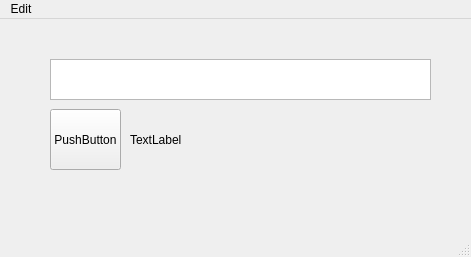
This is lib/cryptoAlarmUI1.ui in phanlinh86/cryptoAlarm as Qt 5 draws it before an edit. The edited form follows.
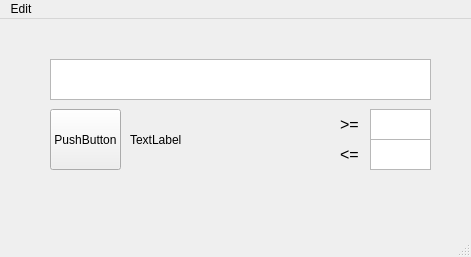
This is the edited form.

Commit message: Add frontend UI textbox to set greater and lower threshold for alarm

Patch:
```diff
--- a/lib/cryptoAlarmUI1.ui
+++ b/lib/cryptoAlarmUI1.ui
@@ -32,7 +32,7 @@
      <rect>
       <x>130</x>
       <y>90</y>
-      <width>301</width>
+      <width>191</width>
       <height>61</height>
      </rect>
     </property>
@@ -60,6 +60,86 @@
      <enum>Qt::RightToLeft</enum>
     </property>
    </widget>
+   <widget class="QTextEdit" name="textGreater">
+    <property name="geometry">
+     <rect>
+      <x>370</x>
+      <y>90</y>
+      <width>61</width>
+      <height>31</height>
+     </rect>
+    </property>
+    <property name="font">
+     <font>
+      <pointsize>12</pointsize>
+     </font>
+    </property>
+   </widget>
+   <widget class="QTextEdit" name="textLesser">
+    <property name="geometry">
+     <rect>
+      <x>370</x>
+      <y>120</y>
+      <width>61</width>
+      <height>31</height>
+     </rect>
+    </property>
+    <property name="font">
+     <font>
+      <pointsize>12</pointsize>
+      <stylestrategy>PreferAntialias</stylestrategy>
+     </font>
+    </property>
+   </widget>
+   <widget class="QLabel" name="label_2">
+    <property name="geometry">
+     <rect>
+      <x>340</x>
+      <y>90</y>
+      <width>21</width>
+      <height>31</height>
+     </rect>
+    </property>
+    <property name="font">
+     <font>
+      <pointsize>12</pointsize>
+     </font>
+    </property>
+    <property name="text">
+     <string>&gt;=</string>
+    </property>
+   </widget>
+   <widget class="QLabel" name="label_3">
+    <property name="geometry">
+     <rect>
+      <x>340</x>
+      <y>120</y>
+      <width>21</width>
+      <height>31</height>
+     </rect>
+    </property>
+    <property name="font">
+     <font>
+      <pointsize>12</pointsize>
+     </font>
+    </property>
+    <property name="text">
+     <string>&lt;=</string>
+    </property>
+   </widget>
+   <widget class="QLabel" name="labelStatus">
+    <property name="geometry">
+     <rect>
+      <x>140</x>
+      <y>160</y>
+      <width>191</width>
+      <height>31</height>
+     </rect>
+    </property>
+    <property name="text">
+     <string/>
+    </property>
+   </widget>
   </widget>
   <widget class="QMenuBar" name="menubar">
    <property name="geometry">
```
The commit also changes 1 other file.
